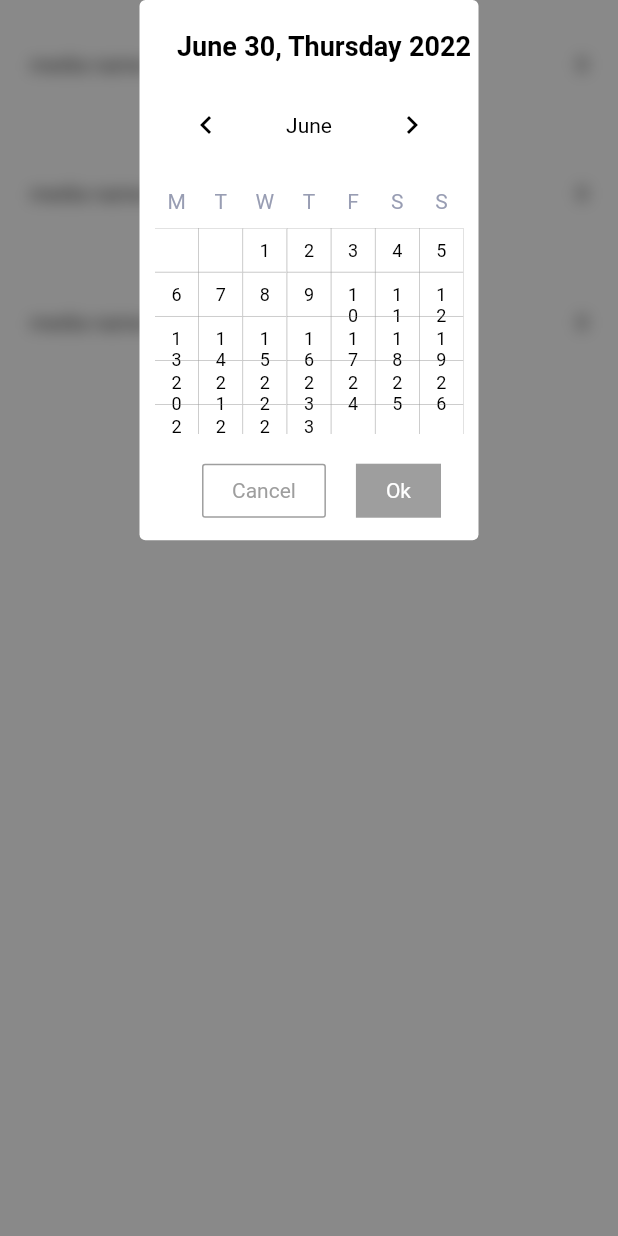
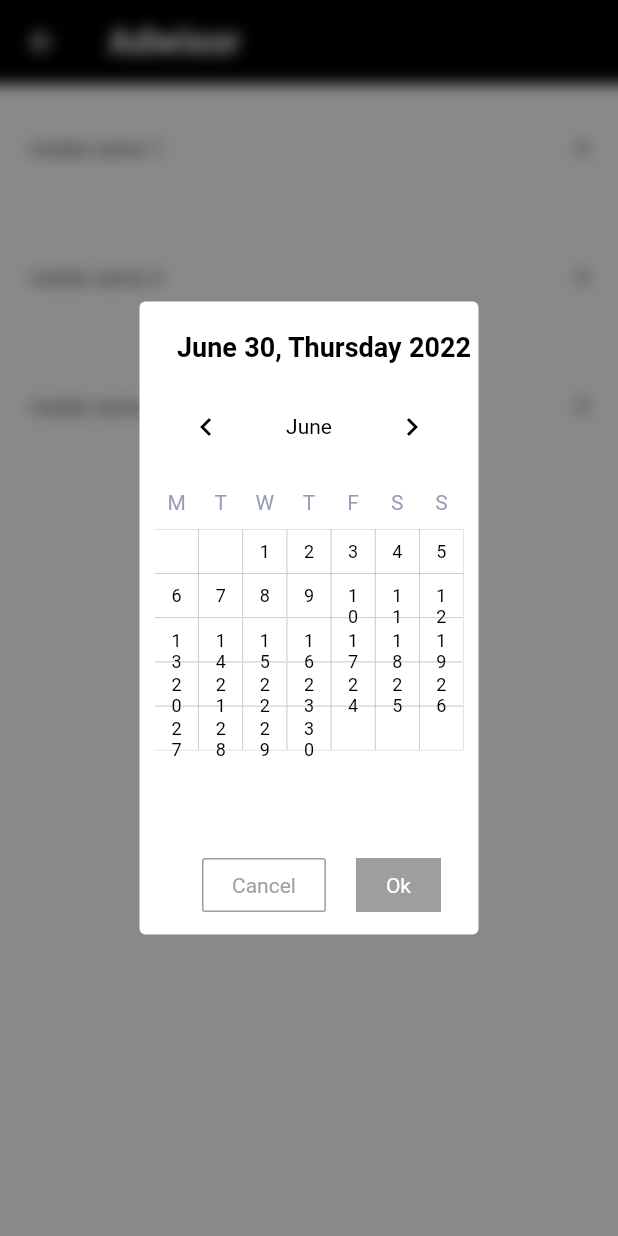
Before and after one commit to krube37/AdWaes, a Flutter app: the MediaPage screen opened by its route, after a tap on "media name 1", on a phone screen of 412 x 824 dp. Run offline on Flutter 3.47's test engine with Material 2 defaults, Android fonts, the phone set to English and light mode, and no system bars; our stand-ins replace carousel_slider, firebase_auth, firebase_core, responsive_builder; missing offline and left inert: dart:html, dart:js; accounts and stored records are empty; Roboto replaces fonts that are missing (Raleway).

Commit message:
made a responsive calendar view

```diff
--- a/lib/calendar/calendar.dart
+++ b/lib/calendar/calendar.dart
@@ -2,12 +2,12 @@ import 'dart:ui';
 
 import 'package:ad/event.dart';
 import 'package:ad/extensions.dart';
-import 'package:ad/main.dart';
 import 'package:flutter/cupertino.dart';
 import 'package:flutter/material.dart';
 import 'package:flutter/rendering.dart';
 import 'package:flutter/scheduler.dart';
 import 'package:intl/intl.dart';
+import 'package:responsive_builder/responsive_builder.dart';
 
 import '../media/media_data.dart';
 
@@ -99,7 +99,6 @@ class _CalendarWrapper extends StatefulWidget {
   final void Function(DateTime pickedDate)? onDatePicked;
 
   final DateTime? selectedDateTime;
-  final DateTime? disableDateBefore;
 
   final double? width;
   final MediaData? mediaData;
@@ -110,7 +109,6 @@ class _CalendarWrapper extends StatefulWidget {
     required this.year,
     this.width,
     this.selectedDateTime,
-    this.disableDateBefore,
     this.onMonthChanged,
     this.onDatePicked,
     this.mediaData,
@@ -136,9 +134,6 @@ class _CalendarWrapperState extends State<_CalendarWrapper> with TickerProviderS
   //  caches height value on changing page
   double _newHeight = 300;
 
-  //  actual height to which the container will adjust.. derived from [_newHeight]
-  double _dynamicCalendarHeight = 301;
-
   void refreshWidget() => (mounted) ? _onPageChanged(_monthPageController.page!.toInt(), false) : null;
   ValueNotifier<int> weekStart = ValueNotifier(DateTime.monday);
 
@@ -149,7 +144,7 @@ class _CalendarWrapperState extends State<_CalendarWrapper> with TickerProviderS
     _selectedDateTime = widget.selectedDateTime;
     (widget.selectedDateTime != null) ? dateTime = _selectedDateTime! : DateTime(widget.year, widget.month, 1);
 
-    WidgetsBinding.instance?.addPostFrameCallback((_) {
+    WidgetsBinding.instance.addPostFrameCallback((_) {
       Future.delayed(const Duration(milliseconds: 50)).then(
         (_) => _onPageChanged(_monthPageController.page!.toInt(), false),
       );
@@ -172,12 +167,14 @@ class _CalendarWrapperState extends State<_CalendarWrapper> with TickerProviderS
   Widget build(BuildContext context) {
     double calendarWidth = widget.width ?? _getDefaultWidth();
 
+    var deviceType = getDeviceType(MediaQuery.of(context).size);
+
     return Material(
       color: Colors.transparent,
       child: ValueListenableBuilder<int>(
         valueListenable: weekStart,
         builder: (context, value, child) => SizedBox(
-          height: _dynamicCalendarHeight + (widget.showMonthInHeader ? _widgetControllerHeight : 0.0) + 10,
+          height: deviceType == DeviceScreenType.desktop ? 550 : (deviceType == DeviceScreenType.tablet) ? 420 : 300,
           child: Stack(
             children: [
               //  Actual calendar
@@ -208,12 +205,14 @@ class _CalendarWrapperState extends State<_CalendarWrapper> with TickerProviderS
                       Expanded(
                         child: Container(
                           width: calendarWidth,
+                          constraints: const BoxConstraints(
+                            maxWidth: 600,
+                          ),
                           padding: const EdgeInsets.symmetric(vertical: 10.0),
                           decoration: BoxDecoration(
                             borderRadius: BorderRadius.circular(4.0),
+                            // color: Colors.blue
                           ),
-                          child: SingleChildScrollView(
-                            physics: const NeverScrollableScrollPhysics(),
                           child: _CalendarMonth(
                             dateTime: dateDelegate,
                             width: calendarWidth,
@@ -227,11 +226,9 @@ class _CalendarWrapperState extends State<_CalendarWrapper> with TickerProviderS
                                     setState(() {});
                                   }
                                 : null,
-                              disableDateBefore: widget.disableDateBefore,
                             postBuildCallback: (Size widgetSize) {
                               if (_newHeight != widgetSize.height) _newHeight = widgetSize.height;
                             },
-                            ),
                           ),
                         ),
                       ),
@@ -255,14 +252,9 @@ class _CalendarWrapperState extends State<_CalendarWrapper> with TickerProviderS
     );
   }
 
+  /// left for future use
   void _onPageChanged(int index, [bool notify = true]) {
-    DateTime date = _getDateTimeFromIndex(index);
-    if (notify) widget.onMonthChanged?.call(index - infinitePageOffset, date);
 
-    //  to optimise rendering
-    if (_dynamicCalendarHeight != _newHeight) {
-      setState(() => _dynamicCalendarHeight = _newHeight);
-    }
   }
 
   void _onMonthChanged(int action) => (action == _nextMonth)
--- a/lib/calendar/calendar_month.dart
+++ b/lib/calendar/calendar_month.dart
@@ -7,7 +7,6 @@ class _CalendarMonth extends StatelessWidget {
 
   final DateTime dateTime;
   final DateTime? selectedDateTime;
-  final DateTime? disableDateBefore;
 
   final double width;
   final int weekStart;
@@ -28,7 +27,6 @@ class _CalendarMonth extends StatelessWidget {
     required this.width,
     required this.weekStart,
     this.selectedDateTime,
-    this.disableDateBefore,
     this.postBuildCallback,
     this.onDatePicked,
     this.mediaData,
@@ -55,15 +53,11 @@ class _CalendarMonth extends StatelessWidget {
 
   @override
   Widget build(BuildContext context) {
-    double cellWidth = width / weekIterator;
     int totalDateTiles = (noOfDaysInMonth + _firstDayOffset);
     int requiredRows = (totalDateTiles / weekIterator).ceil();
 
-    Orientation orientation = MediaQuery.of(context).orientation;
-    bool showExtendedDate = (orientation == Orientation.portrait);
-
     if (postBuildCallback != null) {
-      SchedulerBinding.instance?.addPostFrameCallback((_) {
+      SchedulerBinding.instance.addPostFrameCallback((_) {
         try {
           RenderBox renderBox = context.findRenderObject() as RenderBox;
           postBuildCallback!.call(renderBox.size);
@@ -73,15 +67,16 @@ class _CalendarMonth extends StatelessWidget {
       });
     }
 
-    return Container(
+    return LayoutBuilder(builder: (context, constraint) {
+      double layoutWidth = constraint.maxWidth;
+      double cellWidth = layoutWidth / weekIterator;
+
+      return SizedBox(
         width: width,
         child: Column(
           mainAxisSize: MainAxisSize.min,
           children: [
-          SingleChildScrollView(
-            scrollDirection: Axis.horizontal,
-            physics: const NeverScrollableScrollPhysics(),
-            child: SizedBox(
+            SizedBox(
               height: weekHeaderHeight,
               width: MediaQuery.of(context).size.width,
               child: Row(
@@ -103,10 +98,11 @@ class _CalendarMonth extends StatelessWidget {
                     .toList(),
               ),
             ),
-          ),
+            Expanded(
+              child: ListView(
+                children: [
                   for (int i = 0; i < requiredRows; i++)
-            Container(
-              child: Row(
+                    Row(
                       children: [
                         for (int j = 0; j < weekIterator; j++)
                           Builder(
@@ -116,10 +112,6 @@ class _CalendarMonth extends StatelessWidget {
                               bool isValid = date > 0 && date <= noOfDaysInMonth;
 
                               DateTime thisDay = DateTime(dateTime.year, dateTime.month, date);
-                        bool isSelected =
-                            selectedDateTime != null && (thisDay.compareTo(selectedDateTime!.absolute) == 0);
-                        bool isDisabled =
-                            disableDateBefore != null && thisDay.compareTo(disableDateBefore!.absolute) < 0;
                               List<DateTime> eventsTime = [];
                               mediaData?.slots.forEach((element) {
                                 if (element.dateTime.day == thisDay.day) {
@@ -133,20 +125,19 @@ class _CalendarMonth extends StatelessWidget {
                                     builder: (context) {
                                       return SizedBox(
                                         width: cellWidth,
-                                  height: cellWidth - (showExtendedDate ? 0 : 18),
+                                        height: cellWidth,
                                         child: Container(
-                                    height: 20,
-                                    width: 20,
+                                          height: 10,
+                                          width: 10,
                                           decoration: BoxDecoration(
-                                      border: Border.all(color: Colors.grey, width: 0.2),
-                                    ),
+                                              border: Border.all(color: Colors.grey, width: 0.2),),
                                           child: isValid
                                               ? InkWell(
                                                   // splashColor: Colors.transparent,
                                                   // customBorder: const ContinuousRectangleBorder(
                                                   //   borderRadius: BorderRadius.all(Radius.circular(20)),
                                                   // ),
-                                            onTap: isDisabled ? null : () => onDatePicked?.call(thisDay),
+                                                  onTap: () => onDatePicked?.call(thisDay),
                                                   child: Column(
                                                     children: [
                                                       Padding(
@@ -154,8 +145,8 @@ class _CalendarMonth extends StatelessWidget {
                                                         child: Text(
                                                           date.toString(),
                                                           textAlign: TextAlign.center,
-                                                    style: TextStyle(
-                                                      color: isDisabled ? Colors.black : Colors.black,
+                                                          style: const TextStyle(
+                                                            color: Colors.black,
                                                             fontSize: 12,
                                                           ),
                                                         ),
@@ -175,8 +166,8 @@ class _CalendarMonth extends StatelessWidget {
                                                                           child: const Center(
                                                                               child: Text(
                                                                             "events",
-                                                                      style:
-                                                                          TextStyle(color: Colors.white, fontSize: 10),
+                                                                            style: TextStyle(
+                                                                                color: Colors.white, fontSize: 10),
                                                                           )),
                                                                         ),
                                                                       )),
@@ -196,9 +187,12 @@ class _CalendarMonth extends StatelessWidget {
                           ),
                       ],
                     ),
+                ],
               ),
+            )
           ],
         ),
       );
+    });
   }
 }
--- a/lib/calendar/calendar_picker_widget.dart
+++ b/lib/calendar/calendar_picker_widget.dart
@@ -5,19 +5,17 @@ const double cellHeight = 60.0;
 /// Abstract class: should not be imported!
 class _CalendarPickerWidget extends StatefulWidget {
   final DateTime initialDateTime;
-  final DateTime? disableDatesBefore;
   final double? width;
   final Function(bool shouldShowHorsPage, DateTime dateTime)? onModeChanged;
   final MediaData? mediaData;
 
-  const _CalendarPickerWidget({
-    Key? key,
+  const _CalendarPickerWidget(
+      {Key? key,
       required this.initialDateTime,
       this.mediaData,
-    this.disableDatesBefore,
       this.onModeChanged,
-    this.width,
-  }) : super(key: key);
+      this.width})
+      : super(key: key);
 
   @override
   State<_CalendarPickerWidget> createState() => _CalendarPickerWidgetState();
@@ -34,8 +32,6 @@ class _CalendarPickerWidgetState extends State<_CalendarPickerWidget> with Ticke
   _PickerMode _pickerMode = _PickerMode.date;
 
   late final Animation<double> _opacity, _scale;
-
-  Orientation currentOrientation = Orientation.portrait;
 
   @override
   void initState() {
@@ -71,26 +67,13 @@ class _CalendarPickerWidgetState extends State<_CalendarPickerWidget> with Ticke
 
   @override
   Widget build(BuildContext context) {
-    Orientation newOrientation = MediaQuery.of(context).orientation;
-    if (newOrientation != currentOrientation) {
-      SchedulerBinding.instance?.addPostFrameCallback(
-            (_) => Future.delayed(const Duration(milliseconds: 600)).then(
-              (__) => setState(
-                () {
-              currentOrientation = newOrientation;
-              _calendarKey.currentState?.refreshWidget();
-            },
-          ),
-        ),
-      );
-    }
 
-    bool isPortrait = true;
     Size size = MediaQuery.of(context).size;
-    double width = widget.width??(isPortrait ? size.width/2 : size.height);
+    double width = widget.width ?? size.width / 2;
+    bool isDesktopScreen = getDeviceType(size) == DeviceScreenType.desktop;
 
     return Align(
-      alignment: Alignment.topCenter,
+      alignment: isDesktopScreen ? Alignment.topCenter : Alignment.center,
       child: Wrap(
         children: [
           Container(
@@ -99,14 +82,14 @@ class _CalendarPickerWidgetState extends State<_CalendarPickerWidget> with Ticke
               borderRadius: BorderRadius.all(Radius.circular(4.0)),
             ),
             child: Flex(
-              direction: isPortrait ? Axis.vertical : Axis.horizontal,
+              direction: Axis.vertical,
               mainAxisAlignment: MainAxisAlignment.center,
               mainAxisSize: MainAxisSize.min,
               children: [
                 Padding(
-                  padding: EdgeInsets.only(
+                  padding: const EdgeInsets.only(
                     left: 20.0,
-                    top: (!isPortrait ? 30.0 : 0.0),
+                    top: 0.0,
                   ),
                   child: _DateTimeTitle(
                     _dateTime,
@@ -143,14 +126,12 @@ class _CalendarPickerWidgetState extends State<_CalendarPickerWidget> with Ticke
                                       key: _calendarKey,
                                       width: width,
                                       month: _dateTime.value.month,
-                                    disableDateBefore: widget.disableDatesBefore,
                                       selectedDateTime: _dateTime.value,
                                       year: _dateTime.value.year,
                                       showMonthInHeader: true,
                                       showMonthActionButtons: true,
                                       onDatePicked: _onDatePicked,
-                                    mediaData: widget.mediaData
-                                  );
+                                      mediaData: widget.mediaData);
                                   break;
                                 case _PickerMode.month:
                                   child = _MonthPicker(
@@ -176,12 +157,14 @@ class _CalendarPickerWidgetState extends State<_CalendarPickerWidget> with Ticke
                           ),
                         ),
                       ),
-                      if (isPortrait) const SizedBox(height: 10.0),
-                      Container(
-                        padding: EdgeInsets.only(
+                      const SizedBox(height: 10.0),
+                      isDesktopScreen
+                          ? const SizedBox()
+                          : Container(
+                              padding: const EdgeInsets.only(
                                 bottom: 15.0,
                                 right: 15.0,
-                          top: (isPortrait ? 0.0 : 10.0),
+                                top: 0.0,
                               ),
                               child: _FooterButton(
                                 onOKTapped: () => Navigator.pop(context, _dateTime.value),
@@ -325,7 +308,20 @@ class _YearPicker extends StatelessWidget {
 }
 
 class _MonthPicker extends StatelessWidget {
-  final List<String> months = const ["Jan", "Feb", "Mar", "Apr", "May", "Jun", "Jul", "Aug", "Sep", "Oct", "Nov", "Dec"];
+  final List<String> months = const [
+    "Jan",
+    "Feb",
+    "Mar",
+    "Apr",
+    "May",
+    "Jun",
+    "Jul",
+    "Aug",
+    "Sep",
+    "Oct",
+    "Nov",
+    "Dec"
+  ];
 
   final void Function(int month, int year) onMonthPicked;
   final int selectedMonth;
@@ -380,7 +376,7 @@ class _MonthPicker extends StatelessWidget {
                   ),
                   const SizedBox(height: 25.0),
                   GridView.builder(
-                    gridDelegate: SliverGridDelegateWithFixedCrossAxisCount(
+                    gridDelegate: const SliverGridDelegateWithFixedCrossAxisCount(
                       crossAxisCount: 4,
                       mainAxisSpacing: 0.0,
                       crossAxisSpacing: 0.0,
--- a/lib/screens/home_page.dart
+++ b/lib/screens/home_page.dart
@@ -35,9 +35,7 @@ class _HomePageState extends State<HomePage> {
   @override
   Widget build(BuildContext context) {
     var screenSize = MediaQuery.of(context).size;
-    _opacity = _scrollPosition < screenSize.height * 0.40
-        ? _scrollPosition / (screenSize.height * 0.40)
-        : 1;
+    _opacity = _scrollPosition < screenSize.height * 0.40 ? _scrollPosition / (screenSize.height * 0.40) : 1;
 
     return Scaffold(
         extendBodyBehindAppBar: true,
@@ -45,8 +43,7 @@ class _HomePageState extends State<HomePage> {
             ? AppBar(
                 iconTheme: const IconThemeData(color: Colors.white),
                 elevation: 0,
-                backgroundColor:
-                    const Color.fromARGB(255, 0, 0, 0).withOpacity(_opacity),
+                backgroundColor: const Color.fromARGB(255, 0, 0, 0).withOpacity(_opacity),
                 title: const Text(
                   'Adwisor',
                   style: TextStyle(
@@ -60,7 +57,7 @@ class _HomePageState extends State<HomePage> {
               )
             : PreferredSize(
                 preferredSize: Size(screenSize.width, 150),
-                child: TopBarContents(_opacity),
+                child: TopBarContents(opacity: _opacity),
               ),
         drawer: const MenuDrawer(),
         body: SingleChildScrollView(
--- a/lib/screens/media_page.dart
+++ b/lib/screens/media_page.dart
@@ -1,13 +1,12 @@
-import 'dart:math';
 
 import 'package:ad/media/media_data.dart';
 import 'package:ad/media/media_event.dart';
 import 'package:ad/media/media_tile.dart';
-import 'package:flutter/cupertino.dart';
 import 'package:flutter/material.dart';
 import 'package:responsive_builder/responsive_builder.dart';
 
 import '../calendar/calendar.dart';
+import '../widgets/top_bar_contents.dart';
 
 class MediaPage extends StatefulWidget {
   const MediaPage({Key? key}) : super(key: key);
@@ -24,13 +23,12 @@ class _MediaPageState extends State<MediaPage> {
       MediaData(mediaName: "media name 2"),
       MediaData(mediaName: "media name 3")
     ];
-    return Scaffold(
-        body: ScreenTypeLayout(
+    return ScreenTypeLayout(
       desktop: _MediaPageDesktop(mediaDataList: mediaData),
       mobile: _MediaPageMobile(
         mediaDataList: mediaData,
       ),
-    ));
+    );
   }
 }
 
@@ -50,7 +48,12 @@ class _MediaPageDesktopState extends State<_MediaPageDesktop> {
 
   @override
   Widget build(BuildContext context) {
-    return Row(
+    return Scaffold(
+      appBar: PreferredSize(
+        preferredSize: Size(MediaQuery.of(context).size.width, 100),
+        child: const TopBarContents(),
+      ),
+      body: Row(
         children: [
           Expanded(
               flex: 1,
@@ -74,7 +77,8 @@ class _MediaPageDesktopState extends State<_MediaPageDesktop> {
                     ? CalendarDay(
                         onBackPressed: backFromHoursPage,
                         dateTime: _dateTime,
-                      mediaEvent: widget.selectedIndex != null ? widget.mediaDataList[widget.selectedIndex!].slots: null,
+                        mediaEvent:
+                            widget.selectedIndex != null ? widget.mediaDataList[widget.selectedIndex!].slots : null,
                       )
                     : SingleChildScrollView(
                         child: LayoutBuilder(
@@ -82,10 +86,12 @@ class _MediaPageDesktopState extends State<_MediaPageDesktop> {
                             return Container(
                               child: widget.selectedIndex != null
                                   ? Calendar.getCalenderWidget(
-                                constraint.maxWidth - (constraint.maxWidth / 6), constraint.maxHeight,
+                                      constraint.maxWidth - (constraint.maxWidth / 6),
+                                      constraint.maxHeight,
                                       onModeChanged: onModeChanged,
                                       dateTime: _dateTime,
-                                mediaData: widget.mediaDataList[widget.selectedIndex!])
+                                      mediaData: widget.mediaDataList[widget.selectedIndex!],
+                                    )
                                   : null,
                             );
                           },
@@ -94,6 +100,7 @@ class _MediaPageDesktopState extends State<_MediaPageDesktop> {
                 : const SizedBox(),
           )
         ],
+      ),
     );
   }
 
@@ -112,13 +119,29 @@ class _MediaPageDesktopState extends State<_MediaPageDesktop> {
 }
 
 class _MediaPageMobile extends StatelessWidget {
-  List<MediaData> mediaDataList;
+  final List<MediaData> mediaDataList;
 
-  _MediaPageMobile({Key? key, required this.mediaDataList}) : super(key: key);
+  const _MediaPageMobile({Key? key, required this.mediaDataList}) : super(key: key);
 
   @override
   Widget build(BuildContext context) {
-    return ListView(
+    return Scaffold(
+      appBar: AppBar(
+        iconTheme: const IconThemeData(color: Colors.white),
+        elevation: 0,
+        backgroundColor: const Color.fromARGB(255, 0, 0, 0),
+        title: const Text(
+          'Adwisor',
+          style: TextStyle(
+            color: Color.fromARGB(255, 255, 255, 255),
+            fontSize: 24,
+            fontFamily: 'Raleway',
+            fontWeight: FontWeight.bold,
+            //letterSpacing: 3,
+          ),
+        ),
+      ),
+      body: ListView(
         children: [
           MediaTile(mediaData: mediaDataList[0], isTileSelected: false),
           MediaTile(
@@ -130,6 +153,7 @@ class _MediaPageMobile extends StatelessWidget {
             isTileSelected: false,
           )
         ],
+      ),
     );
   }
 }
--- a/lib/screens/productscreens/ProductScreen.dart
+++ b/lib/screens/productscreens/ProductScreen.dart
@@ -30,17 +30,14 @@ class _ProductScreenState extends State<ProductScreen> {
   @override
   Widget build(BuildContext context) {
     var screenSize = MediaQuery.of(context).size;
-    _opacity = _scrollPosition < screenSize.height * 0.40
-        ? _scrollPosition / (screenSize.height * 0.40)
-        : 1;
+    _opacity = _scrollPosition < screenSize.height * 0.40 ? _scrollPosition / (screenSize.height * 0.40) : 1;
     return Scaffold(
         extendBodyBehindAppBar: true,
         appBar: screenSize.width < 800
             ? AppBar(
                 iconTheme: const IconThemeData(color: Colors.white),
                 elevation: 0,
-                backgroundColor:
-                    const Color.fromARGB(255, 0, 0, 0).withOpacity(_opacity),
+                backgroundColor: const Color.fromARGB(255, 0, 0, 0).withOpacity(_opacity),
                 title: const Text(
                   'Adwisor',
                   style: TextStyle(
@@ -54,7 +51,7 @@ class _ProductScreenState extends State<ProductScreen> {
               )
             : PreferredSize(
                 preferredSize: Size(screenSize.width, 150),
-                child: TopBarContents(_opacity),
+                child: TopBarContents(opacity: _opacity),
               ),
         drawer: const MenuDrawer(),
         body: SingleChildScrollView(
--- a/lib/widgets/top_bar_contents.dart
+++ b/lib/widgets/top_bar_contents.dart
@@ -3,23 +3,14 @@ import 'package:flutter/material.dart';
 class TopBarContents extends StatefulWidget {
   final double opacity;
 
-  TopBarContents(this.opacity);
+  const TopBarContents({this.opacity = 1});
 
   @override
   _TopBarContentsState createState() => _TopBarContentsState();
 }
 
 class _TopBarContentsState extends State<TopBarContents> {
-  final List _isHovering = [
-    false,
-    false,
-    false,
-    false,
-    false,
-    false,
-    false,
-    false
-  ];
+  final List _isHovering = [false, false, false, false, false, false, false, false];
 
   @override
   Widget build(BuildContext context) {
```
Lines whose indentation alone changed are shown as unchanged.
